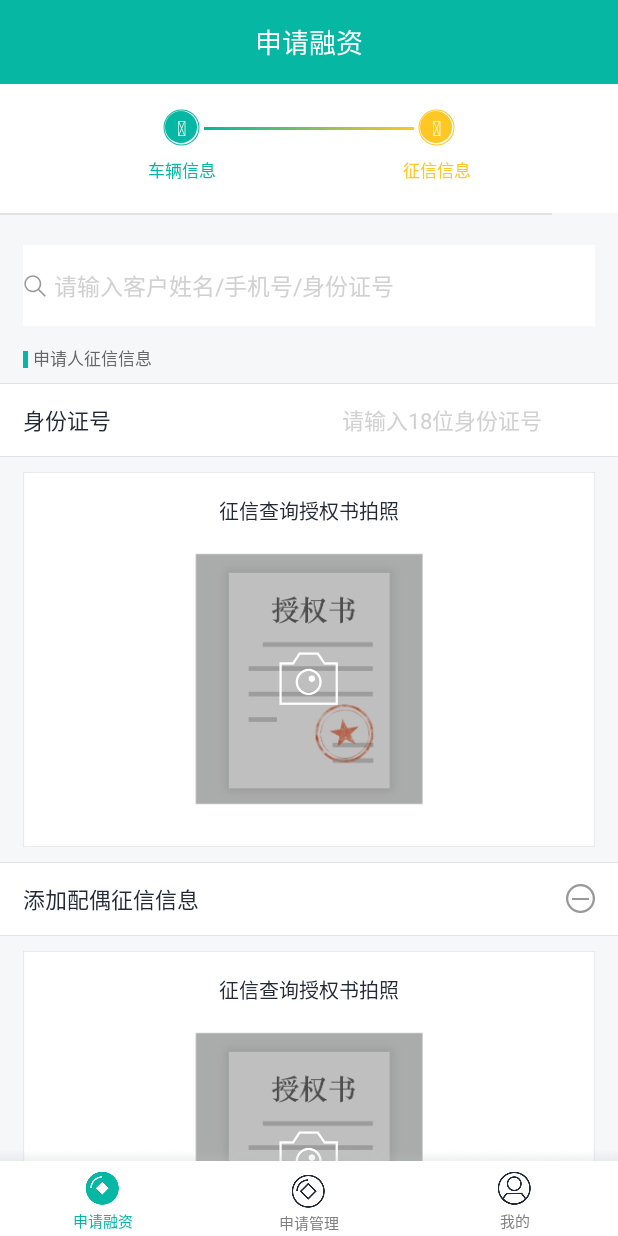
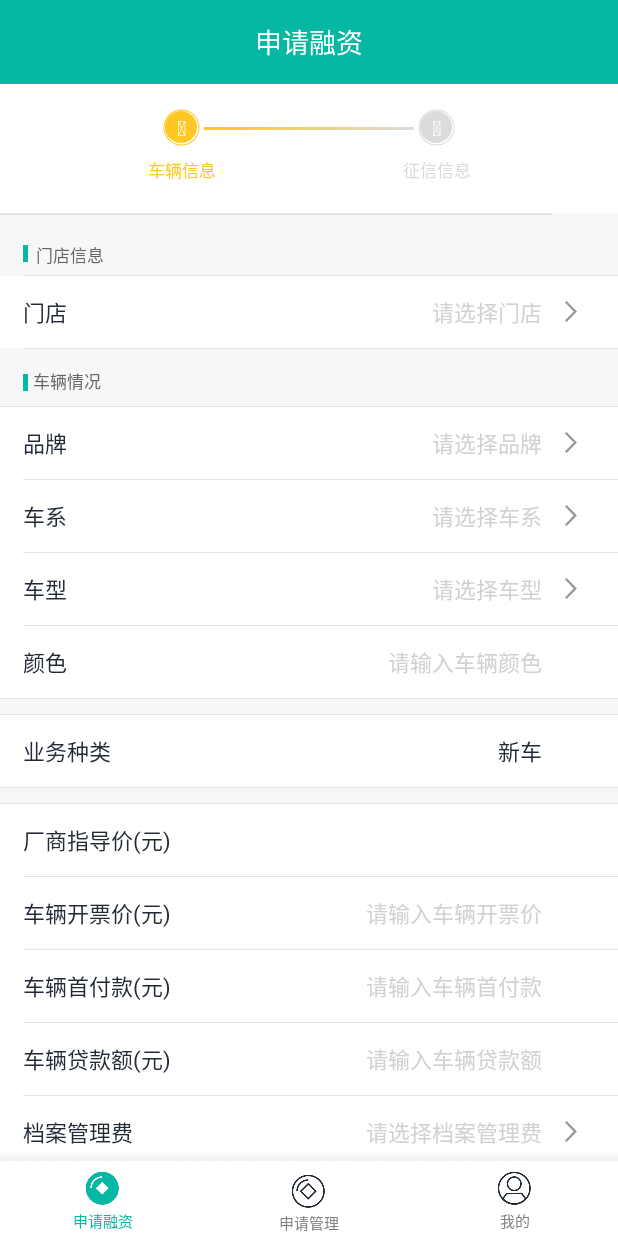
Before and after one commit to Ze329966824/Yusion4s, an Android app: the ApplyFinancingFragment screen opened directly, with no data from a screen before it, on a phone screen of 412 x 824 dp. Run offline under Robolectric (Android 15) with nearby library versions, the phone set to English and light mode, and no system bars; our stand-ins replace EventBus; libraries missing offline, so code that uses them is left out: com.chanven.lib, com.github.ybq.android, com.pgyersdk.crash, com.pgyersdk.feedback, net.lucode.hackware and 1 more; network calls fail; pictures from the network do not load; 16 statements that could not run were skipped.

Commit message:
2017年08月16日15:55:16

```diff
--- a/app/src/main/java/com/yusion/shanghai/yusion4s/ui/ApplyFinancingFragment.java
+++ b/app/src/main/java/com/yusion/shanghai/yusion4s/ui/ApplyFinancingFragment.java
@@ -64,9 +64,9 @@ public class ApplyFinancingFragment extends BaseFragment {
                 .beginTransaction()
                 .add(R.id.apply_financing_container, mCarInfoFragment)
                 .add(R.id.apply_financing_container, mCreditInfoFragment)
-                .hide(mCarInfoFragment)
+                .hide(mCreditInfoFragment)
                 .commit();
-        mCurrentFragment = mCreditInfoFragment;
+        mCurrentFragment = mCarInfoFragment;
     }
 
     @Override
--- a/app/src/main/res/layout/fragment_credit_info.xml
+++ b/app/src/main/res/layout/fragment_credit_info.xml
@@ -116,7 +116,7 @@
                 android:layout_marginTop="20dp"
                 android:background="@drawable/textview_border"
                 android:drawableLeft="@mipmap/icon_find"
-                android:drawablePadding="5dp"
+                android:drawablePadding="7dp"
                 android:gravity="center_vertical"
                 android:paddingBottom="15dp"
                 android:paddingTop="15dp"
```
